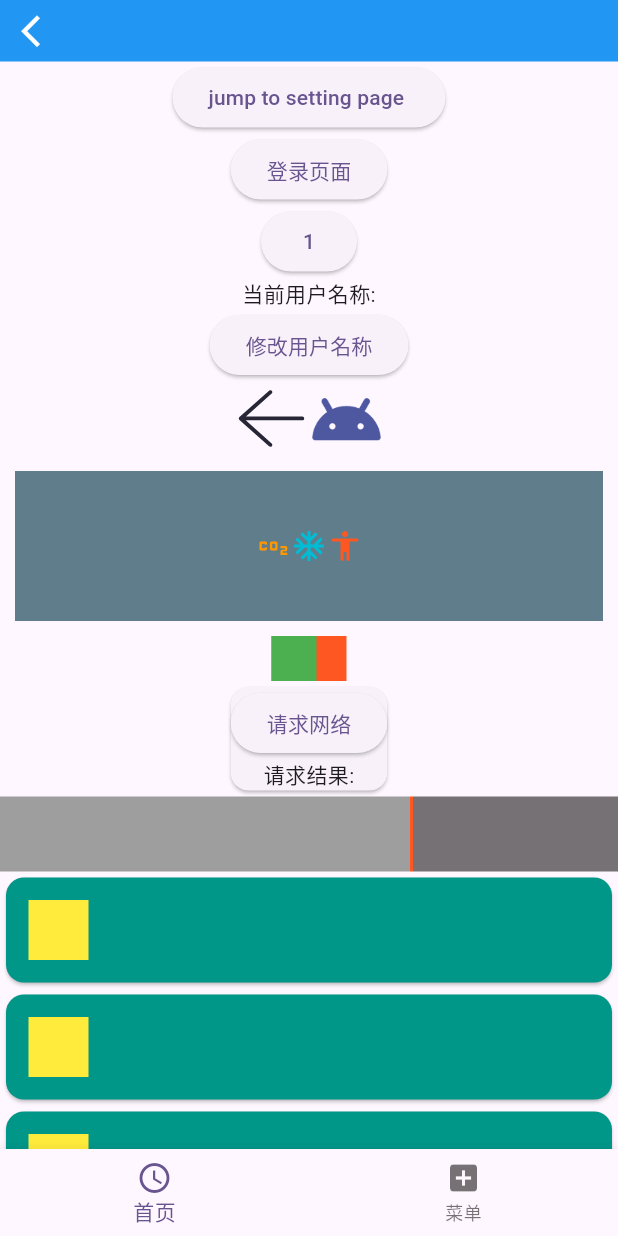
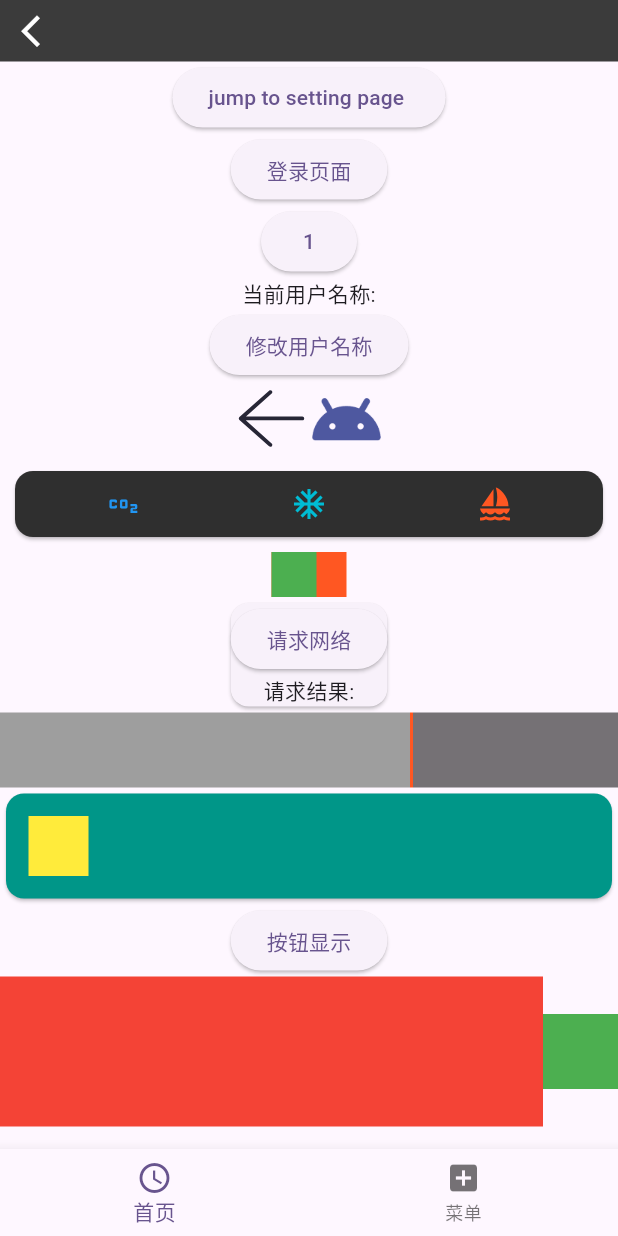
Before and after one commit to gangoogle/flutter_base_project, a Flutter app: the screen it shows after launch, after a tap on an icon or button, on a phone screen of 412 x 824 dp. Run offline on Flutter 3.47's test engine with Material 3 defaults, Android fonts, the phone set to English and light mode, and no system bars; our stand-ins replace dio, flutter_svg, get, shared_preferences.

Commit message:
[feat]提交view

```diff
--- a/lib/data/database/object_box.dart
+++ b/lib/data/database/object_box.dart
@@ -1,17 +1,17 @@
-import 'package:objectbox/objectbox.dart';
-import 'package:path/path.dart' as p;
-import 'package:path_provider/path_provider.dart';
-import 'package:first_project/objectbox.g.dart'; // created by `flutter pub run build_runner build`
-
-class ObjectBox {
-  late final Store store;
-
-  ObjectBox._create(this.store) {}
-
-  static Future<ObjectBox> create() async {
-    final docsDir = await getApplicationDocumentsDirectory();
-    final store =
-        await openStore(directory: p.join(docsDir.path, "obx-example"));
-    return ObjectBox._create(store);
-  }
-}
+// import 'package:objectbox/objectbox.dart';
+// import 'package:path/path.dart' as p;
+// import 'package:path_provider/path_provider.dart';
+// import 'package:first_project/objectbox.g.dart'; // created by `flutter pub run build_runner build`
+//
+// class ObjectBox {
+//   late final Store store;
+//
+//   ObjectBox._create(this.store) {}
+//
+//   static Future<ObjectBox> create() async {
+//     final docsDir = await getApplicationDocumentsDirectory();
+//     final store =
+//         await openStore(directory: p.join(docsDir.path, "obx-example"));
+//     return ObjectBox._create(store);
+//   }
+// }
--- a/lib/main.dart
+++ b/lib/main.dart
@@ -8,11 +8,26 @@ import 'package:first_project/ui/setting/setting_view.dart';
 import 'package:flutter/material.dart';
 import 'package:flutter/services.dart';
 import 'package:get/get.dart';
-import 'package:first_project/data/database/object_box.dart';
+import 'dart:ui';
 
-late ObjectBox objectbox;
+// late ObjectBox objectbox;
 
 void main() {
+  //如果size是0，则设置回调，在回调中runApp
+  if (window.physicalSize.isEmpty) {
+    window.onMetricsChanged = () {
+      //在回调中，size仍然有可能是0
+      if (!window.physicalSize.isEmpty) {
+        window.onMetricsChanged = null;
+        _run();
+      }
+    };
+  } else {
+    _run();
+  }
+}
+
+void _run() {
   _initStatusBar();
   _initObjectBox();
   DioApi.init();
@@ -28,8 +43,8 @@ void _initStatusBar() {
 }
 
 void _initObjectBox() async {
-  WidgetsFlutterBinding.ensureInitialized();
-  objectbox = await ObjectBox.create();
+  // WidgetsFlutterBinding.ensureInitialized();
+  // objectbox = await ObjectBox.create();
 }
 
 class MyApp extends StatelessWidget {
--- a/lib/ui/common/base_screen.dart
+++ /dev/null
@@ -1,56 +0,0 @@
-import 'package:flutter/material.dart';
-
-class BasePage extends StatefulWidget {
-  final Widget child;
-
-  const BasePage({
-    Key? key,
-    required this.child,
-  }) : super(key: key);
-
-  @override
-  _BasePageState createState() => _BasePageState(child);
-}
-
-class _BasePageState extends State<BasePage> {
-  final Widget innerWidget;
-
-  _BasePageState(this.innerWidget);
-
-  @override
-  Widget build(BuildContext context) {
-    return Expanded(
-      flex: 1,
-      child: innerWidget,
-    );
-  }
-
-  @override
-  void initState() {
-    super.initState();
-    print("base_screen ${this.innerWidget} -> initState");
-  }
-
-  @override
-  void didChangeDependencies() {
-    super.didChangeDependencies();
-    print("base_screen ${this.innerWidget} -> didChangeDependencies");
-  }
-
-  @override
-  void didUpdateWidget(covariant BasePage oldWidget) {
-    super.didUpdateWidget(oldWidget);
-    print("base_screen ${this.innerWidget} -> didUpdateWidget");
-  }
-
-  @override
-  void deactivate() {
-    print("base_screen ${this.innerWidget} -> deactivate");
-  }
-
-  @override
-  void dispose() {
-    super.dispose();
-    print("base_screen ${this.innerWidget} -> dispose");
-  }
-}
--- a/lib/ui/common/status_bar.dart
+++ b/lib/ui/common/status_bar.dart
@@ -1,10 +1,7 @@
-import 'dart:ffi';
-
 import 'package:first_project/ui/common/status_bar_padding.dart';
 import 'package:flutter/material.dart';
 
 ///状态栏
-
 class StatusBar extends StatefulWidget {
   StatusBar({
     super.key,
--- a/lib/ui/home/home_state.dart
+++ b/lib/ui/home/home_state.dart
@@ -5,6 +5,7 @@ class HomePageState {
   var userName = "".obs;
   var requestResult = "".obs;
   var argsText = "".obs;
+  var buttonVisible = true.obs;
 
   HomePageState() {}
 }
--- a/lib/ui/home/home_view.dart
+++ b/lib/ui/home/home_view.dart
@@ -1,3 +1,4 @@
+import 'package:first_project/api/api_ext.dart';
 import 'package:first_project/main.dart';
 import 'package:first_project/ui/common/status_bar_padding.dart';
 import 'package:flutter/material.dart';
@@ -8,7 +9,6 @@ import 'home_logic.dart';
 
 class HomePage extends StatelessWidget {
   HomePage({super.key});
-
   final logic = Get.put(HomePageLogic());
   final state = Get.find<HomePageLogic>().state;
 
@@ -17,9 +17,9 @@ class HomePage extends StatelessWidget {
     return Container(
       child: Column(
         children: [
-          StatusBarPaddingView(color: Colors.blue),
+          StatusBarPaddingView(color: "#3b3b3b".color),
           StatusBar(
-            color: Colors.blue,
+            color: "#3b3b3b".color,
             onBack: () {
               Get.back();
             },
@@ -64,19 +64,20 @@ class HomePage extends StatelessWidget {
                       ),
                     ],
                   ),
-                  Container(
-                    color: Colors.blueGrey,
+                  Card(
+                    color: "#2f2f2f".color,
                     margin: EdgeInsets.all(10),
-                    height: 100,
-                    child: const Row(
-                      mainAxisAlignment: MainAxisAlignment.center,
-                      crossAxisAlignment: CrossAxisAlignment.center,
-                      children: [
-                        Icon(Icons.co2, color: Colors.orange),
-                        Icon(Icons.ac_unit, color: Colors.cyan),
-                        Icon(Icons.accessibility_rounded,
-                            color: Colors.deepOrange),
-                      ],
+                    child: Container(
+                      padding: EdgeInsets.all(10),
+                      child: const Row(
+                        mainAxisAlignment: MainAxisAlignment.spaceAround,
+                        crossAxisAlignment: CrossAxisAlignment.center,
+                        children: [
+                          Icon(Icons.co2, color: Colors.blue),
+                          Icon(Icons.ac_unit, color: Colors.cyan),
+                          Icon(Icons.sailing, color: Colors.deepOrange),
+                        ],
+                      ),
                     ),
                   ),
                   Stack(
@@ -100,9 +101,7 @@ class HomePage extends StatelessWidget {
                   ),
                   _autoFillParentDivider(),
                   _cardUI(),
-                  _cardUI(),
-                  _cardUI(),
-                  _cardUI(),
+                  _visibleAnim(),
                 ],
               ),
             ),
@@ -110,6 +109,42 @@ class HomePage extends StatelessWidget {
         ],
       ),
     );
+  }
+
+  //渐隐动画
+  Widget _visibleAnim() {
+    return Column(children: <Widget>[
+      ElevatedButton(
+          onPressed: () =>
+              {state.buttonVisible.value = !state.buttonVisible.value},
+          child: Text("按钮显示")),
+      Obx(() {
+        return Row(
+          mainAxisAlignment: MainAxisAlignment.spaceAround,
+          children: [
+            Expanded(
+              flex: 1,
+              child: AnimatedOpacity(
+                opacity: state.buttonVisible.value ? 1.0 : 0.0,
+                duration: Duration(milliseconds: 1000),
+                child: Container(
+                  width: 100,
+                  height: 100,
+                  color: Colors.red,
+                ),
+              ),
+            ),
+            AnimatedContainer(
+              duration: Duration(milliseconds: 1000),
+              color:
+                  state.buttonVisible.value ? Colors.green : Colors.blueAccent,
+              width: state.buttonVisible.value ? 50 : 100,
+              height: state.buttonVisible.value ? 50 : 100,
+            ),
+          ],
+        );
+      })
+    ]);
   }
 
   ///卡片布局
--- a/lib/ui/main/main_home_logic.dart
+++ b/lib/ui/main/main_home_logic.dart
@@ -6,7 +6,7 @@ class MainHomeLogic extends GetxController {
   final MainHomeState state = MainHomeState();
 
   void onNavigationTap(int index) {
-    state.selectIndex = index;
+    state.selectIndex.value = index;
     state.pageControl.jumpToPage(index);
     update();
   }
--- a/lib/ui/main/main_home_state.dart
+++ b/lib/ui/main/main_home_state.dart
@@ -1,10 +1,9 @@
 import 'package:flutter/cupertino.dart';
+import 'package:get/get.dart';
 
 class MainHomeState {
-  int selectIndex = 0;
+  var selectIndex = 0.obs;
   var pageControl = PageController(initialPage: 0, keepPage: true);
 
-  MainHomeState() {
-    ///Initialize variables
-  }
+  MainHomeState() {}
 }
--- a/lib/ui/main/main_home_view.dart
+++ b/lib/ui/main/main_home_view.dart
@@ -1,4 +1,3 @@
-import 'package:first_project/ui/common/base_screen.dart';
 import 'package:first_project/ui/home/home_view.dart';
 import 'package:first_project/ui/me/me_view.dart';
 import 'package:flutter/material.dart';
@@ -14,9 +13,7 @@ class MainHomePage extends StatelessWidget {
     final logic = Get.put(MainHomeLogic());
     final state = Get.find<MainHomeLogic>().state;
 
-    return GetBuilder<MainHomeLogic>(builder: (logic) {
-      return BasePage(
-        child: Scaffold(
+    return Scaffold(
       body: PageView(
         controller: state.pageControl,
         physics: const NeverScrollableScrollPhysics(),
@@ -25,17 +22,16 @@ class MainHomePage extends StatelessWidget {
           const KeepAliveWrapper(child: MePage()),
         ],
       ),
-          bottomNavigationBar: BottomNavigationBar(
+      bottomNavigationBar: Obx(() {
+        return BottomNavigationBar(
           items: const <BottomNavigationBarItem>[
-              BottomNavigationBarItem(
-                  icon: Icon(Icons.access_time), label: '首页'),
+            BottomNavigationBarItem(icon: Icon(Icons.access_time), label: '首页'),
             BottomNavigationBarItem(icon: Icon(Icons.add_box), label: '菜单'),
           ],
-            currentIndex: state.selectIndex,
+          currentIndex: state.selectIndex.value,
           onTap: logic.onNavigationTap,
-          ),
-        ),
         );
-    });
+      }),
+    );
   }
 }
--- a/lib/ui/setting/setting_view.dart
+++ b/lib/ui/setting/setting_view.dart
@@ -1,4 +1,3 @@
-import 'package:first_project/ui/common/base_screen.dart';
 import 'package:first_project/ui/common/status_bar.dart';
 import 'package:flutter/material.dart';
 import 'package:get/get.dart';
@@ -13,8 +12,7 @@ class SettingPage extends StatelessWidget {
     final logic = Get.put(SettingLogic());
     final state = Get.find<SettingLogic>().state;
     return Scaffold(
-      body: BasePage(
-        child: Column(
+      body: Column(
         children: [
           StatusBar(
               color: Colors.blueAccent,
@@ -27,7 +25,6 @@ class SettingPage extends StatelessWidget {
           }),
         ],
       ),
-      ),
     );
   }
 }
--- a/pubspec.yaml
+++ b/pubspec.yaml
@@ -12,15 +12,15 @@ dependencies:
   dio: ^5.7.0
   json_annotation: ^4.9.0
   json_serializable: ^6.8.0
-  objectbox: ^4.0.2
-  objectbox_flutter_libs: any
+#  objectbox: ^4.0.2
+#  objectbox_flutter_libs: any
   shared_preferences: ^2.3.2
 
 dev_dependencies:
   flutter_test:
     sdk: flutter
   flutter_lints: ^4.0.0
-  objectbox_generator: any
+#  objectbox_generator: any
   build_runner: ^2.4.8
 
 
```
Also changed, not shown: lib/data/database/user.dart (+12 -12 lines), lib/data/database/user_control.dart (+14 -14 lines), lib/objectbox-model.json (deleted, +0 -47 lines), lib/ui/login/login_view.dart (+3 -14 lines), lib/objectbox.g.dart (deleted), pubspec.lock, 7 other files. Lines whose indentation alone changed are shown as unchanged.
